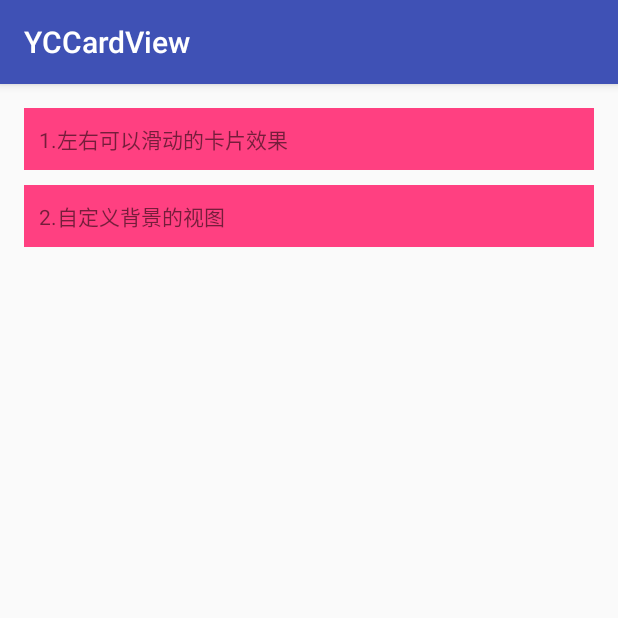
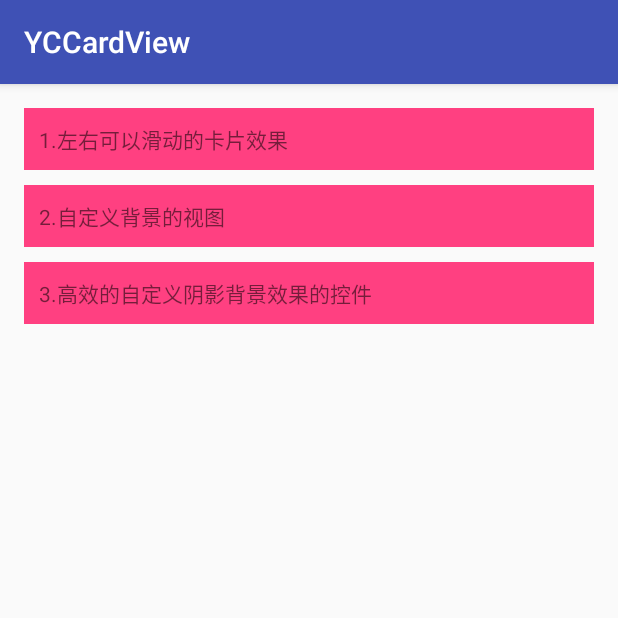
Before and after one commit to yangchong211/YCJniHelper, an Android app: the screen it shows after launch (MainActivity), on a phone screen of 412 x 824 dp, the top half of it. Run offline under Robolectric (Android 15) with nearby library versions, the phone set to English and light mode, and no system bars.

Commit message:
优化自定义背景控件

```diff
--- a/app/src/main/java/com/ns/yc/yccardview/MainActivity.java
+++ b/app/src/main/java/com/ns/yc/yccardview/MainActivity.java
@@ -7,6 +7,7 @@ import android.view.View;
 
 import com.ns.yc.yccardview.first.FirstActivity;
 import com.ns.yc.yccardview.second.SecondActivity;
+import com.ns.yc.yccardview.second.ShadowViewDemo3Activity;
 
 public class MainActivity extends AppCompatActivity implements View.OnClickListener {
 
@@ -20,6 +21,7 @@ public class MainActivity extends AppCompatActivity implements View.OnClickListe
     private void init() {
         findViewById(R.id.tv_1).setOnClickListener(this);
         findViewById(R.id.tv_2).setOnClickListener(this);
+        findViewById(R.id.tv_3).setOnClickListener(this);
     }
 
     @Override
@@ -31,6 +33,9 @@ public class MainActivity extends AppCompatActivity implements View.OnClickListe
             case R.id.tv_2:
                 startActivity(new Intent(this, SecondActivity.class));
                 break;
+            case R.id.tv_3:
+                startActivity(new Intent(this, ShadowViewDemo3Activity.class));
+                break;
             default:
                 break;
         }
--- a/app/src/main/res/layout/activity_main.xml
+++ b/app/src/main/res/layout/activity_main.xml
@@ -30,5 +30,13 @@
         android:padding="10dp"
         android:text="2.自定义背景的视图"/>
 
+    <TextView
+        android:id="@+id/tv_3"
+        android:layout_width="match_parent"
+        android:layout_height="wrap_content"
+        android:background="@color/colorAccent"
+        android:layout_marginTop="10dp"
+        android:padding="10dp"
+        android:text="3.高效的自定义阴影背景效果的控件"/>
 
 </LinearLayout>
```
